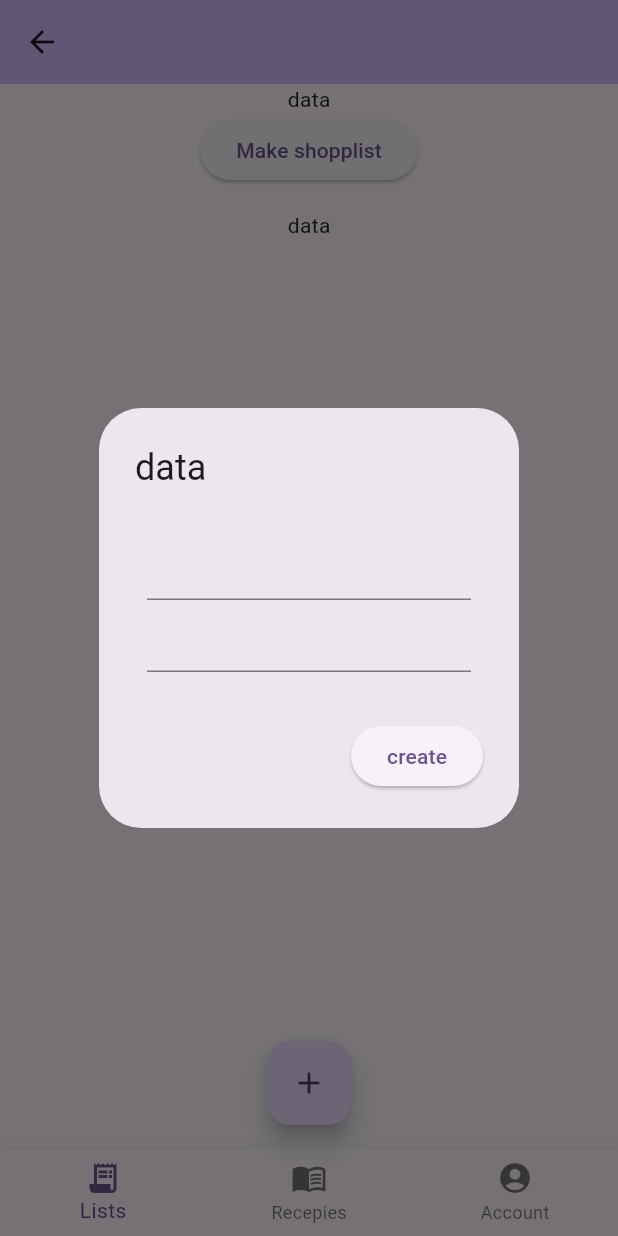
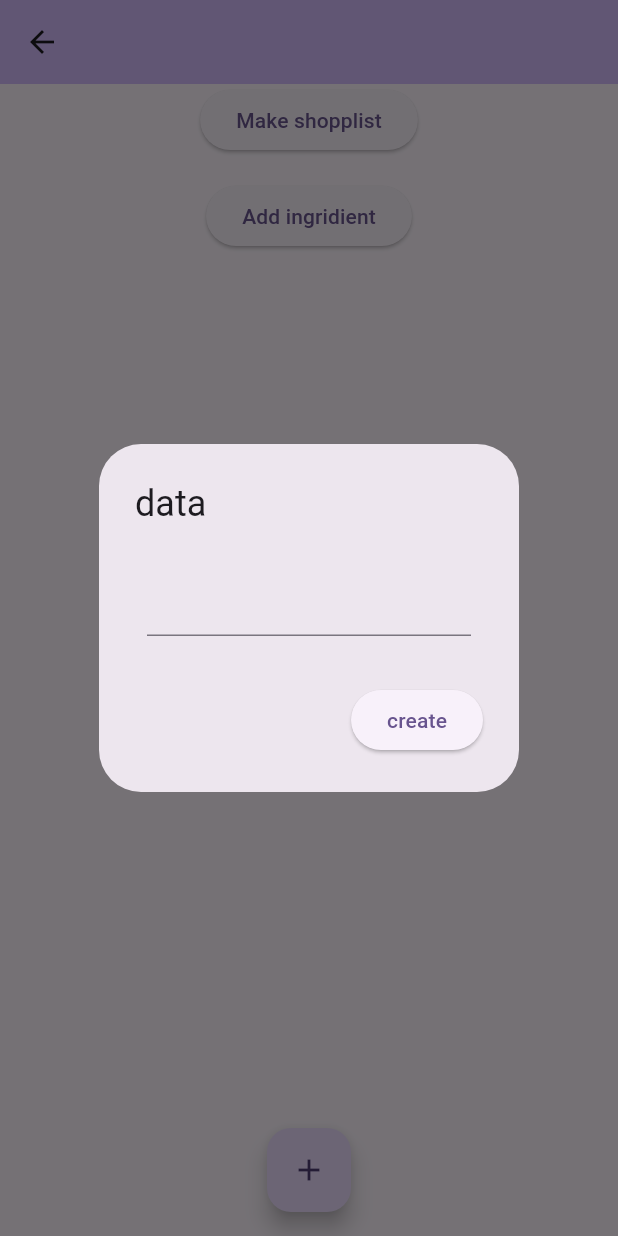
Before and after one commit to BOGGEBOO/Recipie-list-app, a Flutter app: the EditRecepie screen opened directly with empty values, after a tap on the "add" icon, on a phone screen of 412 x 824 dp. Run offline on Flutter 3.47's test engine with Material 3 defaults, Android fonts, the phone set to English and light mode, and no system bars; our stand-ins replace cloud_firestore, firebase_auth, firebase_core, go_router, toggle_switch; accounts and stored records are empty.

Commit message:
can add ingridients, receipe view kinda okej

```diff
--- a/app/lib/edit_list.dart
+++ b/app/lib/edit_list.dart
@@ -103,32 +103,6 @@ class _EditListState extends State<EditList> {
         child: const Icon(Icons.add),
       ),
       floatingActionButtonLocation: FloatingActionButtonLocation.centerFloat,
-      bottomNavigationBar: BottomNavigationBar(
-        items: const <BottomNavigationBarItem>[
-          BottomNavigationBarItem(
-            icon: Icon(Icons.receipt_long),
-            label: "Lists",
-          ),
-          BottomNavigationBarItem(
-            icon: Icon(Icons.menu_book),
-            label: 'Recepies',
-          ),
-          BottomNavigationBarItem(
-            icon: Icon(Icons.account_circle),
-            label: 'Account',
-          ),
-        ],
-        onTap: (int index) {
-          switch (index) {
-            case 0:
-              context.go('/');
-            case 1:
-              context.go('/recepies');
-            case 2:
-              context.go('/account');
-          }
-        },
-      ),
     );
   }
 
--- a/app/lib/edit_recepie.dart
+++ b/app/lib/edit_recepie.dart
@@ -14,13 +14,31 @@ class EditRecepie extends StatefulWidget {
 }
 
 class _EditListState extends State<EditRecepie> {
-  void edit(Map<String, dynamic> items) {
+  void edit(Map<String, dynamic> item) {
     //context.push('/edit', extra: items);
+    widget.items['list'].removeWhere((value) =>
+        value["id"] == item["id"] &&
+        value['name'] == item['name'] &&
+        value['price'] == item['price']);
+    db
+        .collection('lists')
+        .doc(user?.uid)
+        .collection('recepies')
+        .doc(widget.items['name'])
+        .update({
+      'list': FieldValue.arrayRemove([
+        {"name": item['name'], "price": item['price'], "id": item['id']}
+      ])
+    });
   }
 
   @override
   Widget build(BuildContext context) {
     ShoppList model = Provider.of<ShoppList>(context, listen: true);
+
+    List<Widget> ingridiens = context
+        .watch<ShoppList>()
+        .getIngridientWidget(widget.items['ingridients']);
 
     return Scaffold(
       appBar: AppBar(
@@ -30,7 +48,6 @@ class _EditListState extends State<EditRecepie> {
       body: Column(
         mainAxisSize: MainAxisSize.min,
         children: [
-          Text('data'),
           ElevatedButton(
               onPressed: () {
                 //context.push('/edit', extra: widget.items);
@@ -55,15 +72,76 @@ class _EditListState extends State<EditRecepie> {
                 children: context
                     .watch<ShoppList>()
                     .getItemWidget(widget.items['list'], edit)),
+          ), //TODO Knapp här som lägger till ingridiens, ändra floatingactionbutton till att lägga till instruktion för recept
+          ElevatedButton(
+              onPressed: () => setState(() {
+                    var controller = TextEditingController();
+                    var priceController = TextEditingController();
+                    showDialog(
+                        context: context,
+                        builder: (BuildContext) {
+                          return AlertDialog(
+                            title: const Text('data'),
+                            content: Padding(
+                              padding: const EdgeInsets.all(8.0),
+                              child: Form(
+                                child: Column(
+                                    mainAxisSize: MainAxisSize.min,
+                                    children: [
+                                      TextFormField(
+                                        controller: controller,
+                                      ),
+                                      TextFormField(
+                                        controller: priceController,
+                                      )
+                                    ]),
+                              ),
+                            ),
+                            actions: [
+                              ElevatedButton(
+                                  onPressed: () {
+                                    // db.collection('lists').doc(user?.uid).update({
+                                    //   'recepies': FieldValue.arrayRemove([widget.items])
+                                    //});
+                                    Map<String, dynamic> newList = {
+                                      'name': controller.text,
+                                      'price': priceController.text,
+                                      'id': widget.items['list'].length
+                                    };
+                                    widget.items['list'].add(newList);
+                                    db
+                                        .collection('lists')
+                                        .doc(user?.uid)
+                                        .collection('recepies')
+                                        .doc(widget.items['name'])
+                                        .update({
+                                      'list': FieldValue.arrayUnion([newList])
+                                    });
+                                    context.pop();
+                                  },
+                                  child: const Text('create'))
+                            ],
+                          );
+                        });
+                  }),
+              child: const Text("Add ingridient")),
+          Expanded(
+            child: ListView.separated(
+                padding: EdgeInsets.all(8.0),
+                separatorBuilder: (context, index) => const SizedBox(
+                      height: 10,
+                    ),
+                shrinkWrap: true,
+                itemCount: ingridiens.length,
+                itemBuilder: (BuildContext context, int index) {
+                  return ingridiens[index];
+                }),
           ),
-          Text(
-              'data'), //TODO Knapp här som lägger till ingridiens, ändra floatingactionbutton till att lägga till instruktion för recept
         ],
       ),
       floatingActionButton: FloatingActionButton(
         onPressed: () => setState(() {
           var controller = TextEditingController();
-          var priceController = TextEditingController();
           showDialog(
               context: context,
               builder: (BuildContext) {
@@ -76,9 +154,6 @@ class _EditListState extends State<EditRecepie> {
                         TextFormField(
                           controller: controller,
                         ),
-                        TextFormField(
-                          controller: priceController,
-                        )
                       ]),
                     ),
                   ),
@@ -89,18 +164,17 @@ class _EditListState extends State<EditRecepie> {
                           //   'recepies': FieldValue.arrayRemove([widget.items])
                           //});
                           Map<String, dynamic> newList = {
-                            'name': controller.text,
-                            'price': priceController.text,
-                            'id': widget.items['list'].length
+                            'disc': controller.text,
+                            'id': widget.items['ingridients'].length
                           };
-                          widget.items['list'].add(newList);
+                          widget.items['ingridients'].add(newList);
                           db
                               .collection('lists')
                               .doc(user?.uid)
                               .collection('recepies')
                               .doc(widget.items['name'])
                               .update({
-                            'list': FieldValue.arrayUnion([newList])
+                            'ingridients': FieldValue.arrayUnion([newList])
                           });
                           context.pop();
                         },
@@ -112,32 +186,6 @@ class _EditListState extends State<EditRecepie> {
         child: const Icon(Icons.add),
       ),
       floatingActionButtonLocation: FloatingActionButtonLocation.centerFloat,
-      bottomNavigationBar: BottomNavigationBar(
-        items: const <BottomNavigationBarItem>[
-          BottomNavigationBarItem(
-            icon: Icon(Icons.receipt_long),
-            label: "Lists",
-          ),
-          BottomNavigationBarItem(
-            icon: Icon(Icons.menu_book),
-            label: 'Recepies',
-          ),
-          BottomNavigationBarItem(
-            icon: Icon(Icons.account_circle),
-            label: 'Account',
-          ),
-        ],
-        onTap: (int index) {
-          switch (index) {
-            case 0:
-              context.go('/');
-            case 1:
-              context.go('/recepies');
-            case 2:
-              context.go('/account');
-          }
-        },
-      ),
     );
   }
 
--- a/app/lib/recepies.dart
+++ b/app/lib/recepies.dart
@@ -70,7 +70,11 @@ class _RecepiesState extends State<Recepies> {
                               .doc(user?.uid)
                               .collection('recepies')
                               .doc(controller.text)
-                              .set({'name': controller.text, 'list': []});
+                              .set({
+                            'name': controller.text,
+                            'list': [],
+                            'ingridients': []
+                          });
                           context.pop();
                         },
                         child: const Text('create'))
--- a/app/lib/shoppList.dart
+++ b/app/lib/shoppList.dart
@@ -117,4 +117,27 @@ class ShoppList extends ChangeNotifier {
     }
     return res;
   }
+
+  List<Widget> getIngridientWidget(ingridients) {
+    List<Widget> res = [];
+    for (Map<String, dynamic> e in ingridients) {
+      res.add(Container(
+          color: const Color.fromARGB(255, 168, 195, 214),
+          child: Row(
+            mainAxisAlignment: MainAxisAlignment.start,
+            children: [
+              Text(
+                e['id'].toString(),
+                style: TextStyle(fontSize: 30),
+              ),
+              Expanded(
+                  child: Text(
+                e['disc'],
+                //overflow: TextOverflow.ellipsis,
+              ))
+            ],
+          )));
+    }
+    return res;
+  }
 }
```
